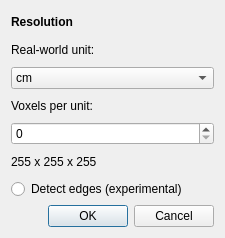
This is src/ui/forms/resolution_dialog.ui in mkeeter/antimony as Qt 5 draws it before an edit. The edited form follows.
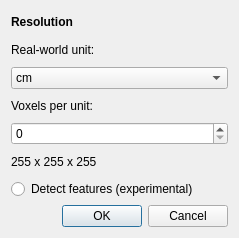
This is the edited form.

What changed in the file:
```diff
--- a/src/ui/forms/resolution_dialog.ui
+++ b/src/ui/forms/resolution_dialog.ui
@@ -6,7 +6,7 @@
    <rect>
     <x>0</x>
     <y>0</y>
-    <width>225</width>
+    <width>239</width>
     <height>238</height>
    </rect>
   </property>
@@ -77,7 +77,7 @@
    <item>
     <widget class="QRadioButton" name="detect_edges">
      <property name="text">
-      <string>Detect edges (experimental)</string>
+      <string>Detect features (experimental)</string>
      </property>
     </widget>
    </item>
```
Left out of the diff: 2 changed lines with no effect on the pictures.
